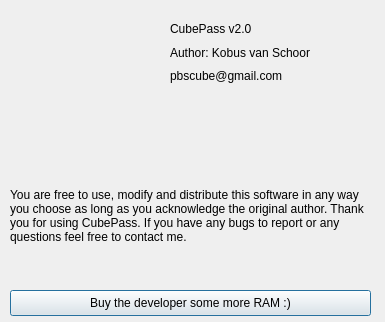
This is cubepass/aboutscreen.ui in kobus-v-schoor/cubepass as Qt 5 draws it before an edit. The edited form follows.
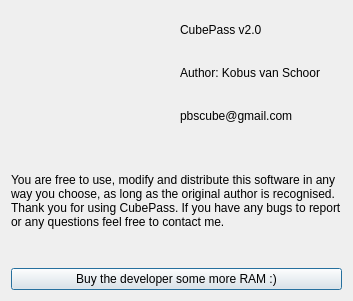
This is the edited form. Icons and pictures are not drawn.

Commit message: Pro file now uses environment var to locate cube-lib(CUBE-LIB). Changed all windows' modality to WindowModal

```diff
--- a/cubepass/aboutscreen.ui
+++ b/cubepass/aboutscreen.ui
@@ -9,10 +9,22 @@
    <rect>
     <x>0</x>
     <y>0</y>
-    <width>385</width>
-    <height>322</height>
+    <width>353</width>
+    <height>301</height>
    </rect>
   </property>
+  <property name="minimumSize">
+   <size>
+    <width>353</width>
+    <height>301</height>
+   </size>
+  </property>
+  <property name="maximumSize">
+   <size>
+    <width>353</width>
+    <height>301</height>
+   </size>
+  </property>
   <property name="windowTitle">
    <string>About CubePass</string>
   </property>
@@ -20,63 +32,20 @@
    <iconset resource="ImageResources.qrc">
     <normaloff>:/Logo/Logo.png</normaloff>:/Logo/Logo.png</iconset>
   </property>
+  <layout class="QVBoxLayout" name="verticalLayout_2">
+   <item>
+    <layout class="QHBoxLayout" name="horizontalLayout">
+     <item>
   <widget class="QLabel" name="label">
-   <property name="geometry">
-    <rect>
-     <x>10</x>
-     <y>10</y>
-     <width>141</width>
-     <height>131</height>
-    </rect>
-   </property>
    <property name="text">
     <string/>
    </property>
    <property name="pixmap">
-    <pixmap resource="ImageResources.qrc">:/Logo/Logo.png</pixmap>
-   </property>
-   <property name="scaledContents">
-    <bool>true</bool>
-   </property>
-  </widget>
-  <widget class="QLabel" name="label_5">
-   <property name="geometry">
-    <rect>
-     <x>10</x>
-     <y>140</y>
-     <width>361</width>
-     <height>151</height>
-    </rect>
-   </property>
-   <property name="text">
-    <string>You are free to use, modify and distribute this software in any way you choose as long as you acknowledge the original author. Thank you for using CubePass. If you have any bugs to report or any questions feel free to contact me.</string>
-   </property>
-   <property name="wordWrap">
-    <bool>true</bool>
-   </property>
-  </widget>
-  <widget class="QPushButton" name="btnDonate">
-   <property name="geometry">
-    <rect>
-     <x>10</x>
-     <y>290</y>
-     <width>361</width>
-     <height>26</height>
-    </rect>
-   </property>
-   <property name="text">
-    <string>Buy the developer some more RAM :)</string>
-   </property>
-  </widget>
-  <widget class="QWidget" name="layoutWidget">
-   <property name="geometry">
-    <rect>
-     <x>170</x>
-     <y>20</y>
-     <width>201</width>
-     <height>65</height>
-    </rect>
-   </property>
+        <pixmap resource="ImageResources.qrc">:/Logo/Logo_150x150</pixmap>
+       </property>
+      </widget>
+     </item>
+     <item>
    <layout class="QVBoxLayout" name="verticalLayout">
     <item>
      <widget class="QLabel" name="label_2">
@@ -100,7 +69,30 @@
      </widget>
     </item>
    </layout>
-  </widget>
+     </item>
+    </layout>
+   </item>
+   <item>
+    <widget class="QLabel" name="label_5">
+     <property name="text">
+      <string>You are free to use, modify and distribute this software in any way you choose, as long as the original author is recognised. Thank you for using CubePass. If you have any bugs to report or any questions feel free to contact me.</string>
+     </property>
+     <property name="alignment">
+      <set>Qt::AlignLeading|Qt::AlignLeft|Qt::AlignVCenter</set>
+     </property>
+     <property name="wordWrap">
+      <bool>true</bool>
+     </property>
+    </widget>
+   </item>
+   <item>
+    <widget class="QPushButton" name="btnDonate">
+     <property name="text">
+      <string>Buy the developer some more RAM :)</string>
+     </property>
+    </widget>
+   </item>
+  </layout>
  </widget>
  <resources>
   <include location="ImageResources.qrc"/>
```
Left out of the diff: 2 changed lines with no effect on the pictures. Lines whose indentation alone changed are shown as unchanged. The commit also changes 17 other files.
